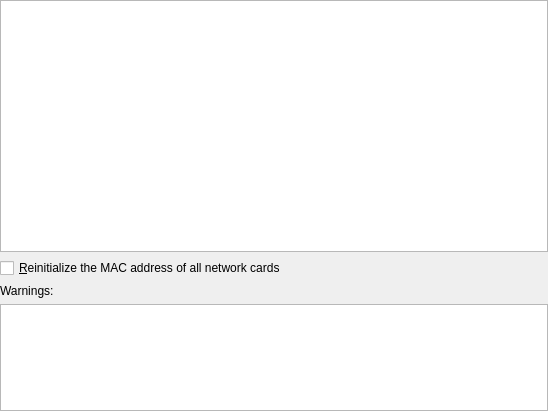
Above: vbox/src/VBox/Frontends/VirtualBox/src/widgets/UIApplianceEditorWidget.ui from jljuxgm/vboxgit before the change. Below: the same form after it.
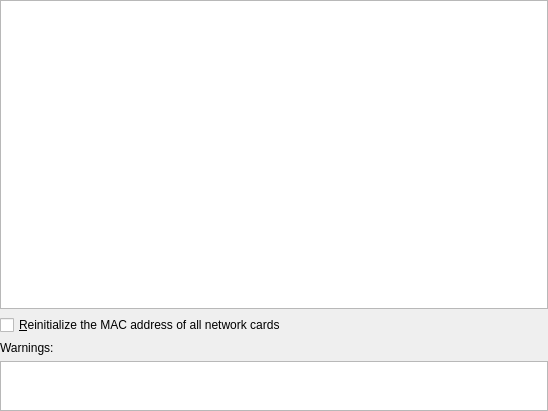
That is the form after the change.

Patch:
```diff
--- a/vbox/src/VBox/Frontends/VirtualBox/src/widgets/UIApplianceEditorWidget.ui
+++ b/vbox/src/VBox/Frontends/VirtualBox/src/widgets/UIApplianceEditorWidget.ui
@@ -50,7 +50,7 @@
    <item>
     <widget class="QWidget" name="m_pWarningWidget" native="true">
      <property name="sizePolicy">
-      <sizepolicy hsizetype="Preferred" vsizetype="Maximum">
+      <sizepolicy hsizetype="Preferred" vsizetype="Fixed">
        <horstretch>0</horstretch>
        <verstretch>0</verstretch>
       </sizepolicy>
@@ -71,7 +71,7 @@
         <property name="maximumSize">
          <size>
           <width>16777215</width>
-          <height>107</height>
+          <height>50</height>
          </size>
         </property>
         <property name="autoFormatting">
```
Left out of the diff: 3 changed lines with no effect on the pictures.
